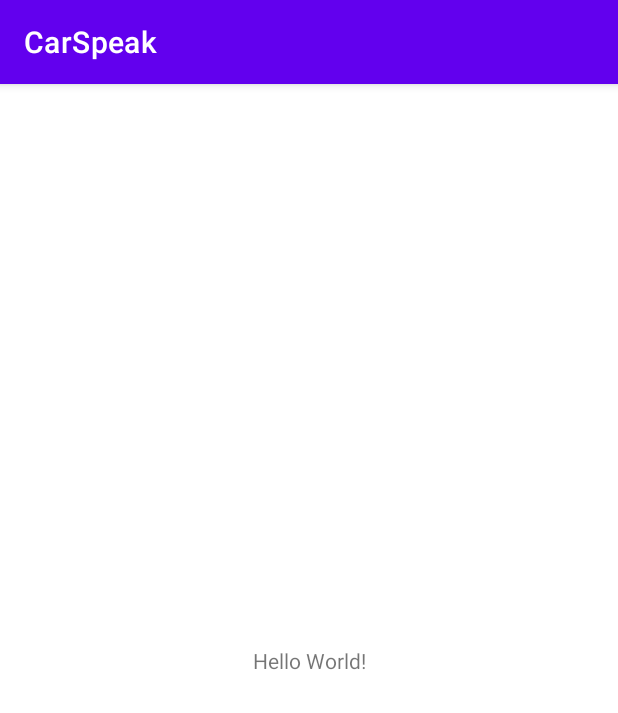
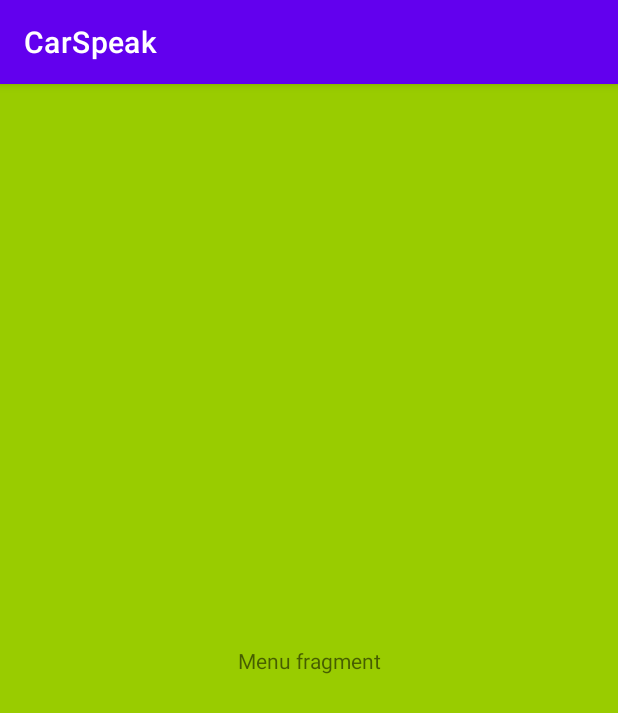
Before and after one commit to NouIsaiGP/CarSpeak, an Android app: the screen it shows after launch (MainActivity), on a phone screen of 412 x 824 dp. Shown: the top 713 px of the screen. Run offline under Robolectric (Android 15) with nearby library versions, the phone set to English and light mode, and no system bars.

Commit message:
view Page con fragments agregado

```diff
--- a/app/build.gradle
+++ b/app/build.gradle
@@ -37,6 +37,7 @@ dependencies {
     implementation 'androidx.appcompat:appcompat:1.4.1'
     implementation 'com.google.android.material:material:1.5.0'
     implementation 'androidx.constraintlayout:constraintlayout:2.1.3'
+    implementation 'androidx.legacy:legacy-support-v4:1.0.0'
     testImplementation 'junit:junit:4.13.2'
     androidTestImplementation 'androidx.test.ext:junit:1.1.3'
     androidTestImplementation 'androidx.test.espresso:espresso-core:3.4.0'
--- /dev/null
+++ b/app/src/main/java/com/example/carspeak/BotonesFragment.kt
@@ -0,0 +1,59 @@
+package com.example.carspeak
+
+import android.os.Bundle
+import androidx.fragment.app.Fragment
+import android.view.LayoutInflater
+import android.view.View
+import android.view.ViewGroup
+
+// TODO: Rename parameter arguments, choose names that match
+// the fragment initialization parameters, e.g. ARG_ITEM_NUMBER
+private const val ARG_PARAM1 = "param1"
+private const val ARG_PARAM2 = "param2"
+
+/**
+ * A simple [Fragment] subclass.
+ * Use the [BotonesFragment.newInstance] factory method to
+ * create an instance of this fragment.
+ */
+class BotonesFragment : Fragment() {
+    // TODO: Rename and change types of parameters
+    private var param1: String? = null
+    private var param2: String? = null
+
+    override fun onCreate(savedInstanceState: Bundle?) {
+        super.onCreate(savedInstanceState)
+        arguments?.let {
+            param1 = it.getString(ARG_PARAM1)
+            param2 = it.getString(ARG_PARAM2)
+        }
+    }
+
+    override fun onCreateView(
+        inflater: LayoutInflater, container: ViewGroup?,
+        savedInstanceState: Bundle?
+    ): View? {
+        // Inflate the layout for this fragment
+        return inflater.inflate(R.layout.fragment_botones, container, false)
+    }
+
+    companion object {
+        /**
+         * Use this factory method to create a new instance of
+         * this fragment using the provided parameters.
+         *
+         * @param param1 Parameter 1.
+         * @param param2 Parameter 2.
+         * @return A new instance of fragment BotonesFragment.
+         */
+        // TODO: Rename and change types and number of parameters
+        @JvmStatic
+        fun newInstance(param1: String, param2: String) =
+            BotonesFragment().apply {
+                arguments = Bundle().apply {
+                    putString(ARG_PARAM1, param1)
+                    putString(ARG_PARAM2, param2)
+                }
+            }
+    }
+}
--- a/app/src/main/java/com/example/carspeak/MainActivity.kt
+++ b/app/src/main/java/com/example/carspeak/MainActivity.kt
@@ -2,10 +2,27 @@ package com.example.carspeak
 
 import androidx.appcompat.app.AppCompatActivity
 import android.os.Bundle
+import androidx.fragment.app.Fragment
+import androidx.viewpager.widget.ViewPager
+import androidx.viewpager2.widget.ViewPager2
+import com.example.carspeak.util.ViewPagerAdapter
 
 class MainActivity : AppCompatActivity() {
+
+
     override fun onCreate(savedInstanceState: Bundle?) {
         super.onCreate(savedInstanceState)
         setContentView(R.layout.activity_main)
+
+        val viewPager: ViewPager2 = findViewById(R.id.viewPager)
+
+        val fragments: ArrayList<Fragment> = arrayListOf(
+            PrincipalFragment(),
+            BotonesFragment()
+        )
+
+        val adapter = ViewPagerAdapter(fragments,this)
+        viewPager.adapter = adapter
     }
+
 }
--- /dev/null
+++ b/app/src/main/java/com/example/carspeak/PrincipalFragment.kt
@@ -0,0 +1,59 @@
+package com.example.carspeak
+
+import android.os.Bundle
+import androidx.fragment.app.Fragment
+import android.view.LayoutInflater
+import android.view.View
+import android.view.ViewGroup
+
+// TODO: Rename parameter arguments, choose names that match
+// the fragment initialization parameters, e.g. ARG_ITEM_NUMBER
+private const val ARG_PARAM1 = "param1"
+private const val ARG_PARAM2 = "param2"
+
+/**
+ * A simple [Fragment] subclass.
+ * Use the [PrincipalFragment.newInstance] factory method to
+ * create an instance of this fragment.
+ */
+class PrincipalFragment : Fragment() {
+    // TODO: Rename and change types of parameters
+    private var param1: String? = null
+    private var param2: String? = null
+
+    override fun onCreate(savedInstanceState: Bundle?) {
+        super.onCreate(savedInstanceState)
+        arguments?.let {
+            param1 = it.getString(ARG_PARAM1)
+            param2 = it.getString(ARG_PARAM2)
+        }
+    }
+
+    override fun onCreateView(
+        inflater: LayoutInflater, container: ViewGroup?,
+        savedInstanceState: Bundle?
+    ): View? {
+        // Inflate the layout for this fragment
+        return inflater.inflate(R.layout.fragment_principal, container, false)
+    }
+
+    companion object {
+        /**
+         * Use this factory method to create a new instance of
+         * this fragment using the provided parameters.
+         *
+         * @param param1 Parameter 1.
+         * @param param2 Parameter 2.
+         * @return A new instance of fragment PrincipalFragment.
+         */
+        // TODO: Rename and change types and number of parameters
+        @JvmStatic
+        fun newInstance(param1: String, param2: String) =
+            PrincipalFragment().apply {
+                arguments = Bundle().apply {
+                    putString(ARG_PARAM1, param1)
+                    putString(ARG_PARAM2, param2)
+                }
+            }
+    }
+}
--- /dev/null
+++ b/app/src/main/java/com/example/carspeak/util/ViewPagerAdapter.kt
@@ -0,0 +1,17 @@
+package com.example.carspeak.util
+
+import androidx.appcompat.app.AppCompatActivity
+import androidx.fragment.app.Fragment
+import androidx.viewpager2.adapter.FragmentStateAdapter
+
+class ViewPagerAdapter(val items: ArrayList<Fragment>, activity: AppCompatActivity): FragmentStateAdapter(activity) {
+
+    override fun getItemCount(): Int {
+        return items.size
+    }
+
+    override fun createFragment(position: Int): Fragment {
+        return items[position]
+    }
+
+}
--- a/app/src/main/res/layout/activity_main.xml
+++ b/app/src/main/res/layout/activity_main.xml
@@ -1,18 +1,15 @@
 <?xml version="1.0" encoding="utf-8"?>
-<androidx.constraintlayout.widget.ConstraintLayout xmlns:android="http://schemas.android.com/apk/res/android"
+<LinearLayout xmlns:android="http://schemas.android.com/apk/res/android"
     xmlns:app="http://schemas.android.com/apk/res-auto"
     xmlns:tools="http://schemas.android.com/tools"
     android:layout_width="match_parent"
     android:layout_height="match_parent"
     tools:context=".MainActivity">
 
-    <TextView
-        android:layout_width="wrap_content"
-        android:layout_height="wrap_content"
-        android:text="Hello World!"
-        app:layout_constraintBottom_toBottomOf="parent"
-        app:layout_constraintLeft_toLeftOf="parent"
-        app:layout_constraintRight_toRightOf="parent"
-        app:layout_constraintTop_toTopOf="parent" />
 
-</androidx.constraintlayout.widget.ConstraintLayout>
+    <androidx.viewpager2.widget.ViewPager2
+        android:id="@+id/viewPager"
+        android:layout_width="match_parent"
+        android:layout_height="match_parent" />
+
+</LinearLayout>
--- /dev/null
+++ b/app/src/main/res/layout/fragment_principal.xml
@@ -0,0 +1,22 @@
+<?xml version="1.0" encoding="utf-8"?>
+<androidx.constraintlayout.widget.ConstraintLayout xmlns:android="http://schemas.android.com/apk/res/android"
+    xmlns:app="http://schemas.android.com/apk/res-auto"
+    xmlns:tools="http://schemas.android.com/tools"
+    android:layout_width="match_parent"
+    android:layout_height="match_parent"
+    android:layout_gravity="center"
+    android:background="@android:color/holo_green_light"
+    tools:context=".PrincipalFragment">
+
+    <!-- TODO: Update blank fragment layout -->
+    <TextView
+        android:layout_width="wrap_content"
+        android:layout_height="wrap_content"
+        android:layout_gravity="center"
+        android:text="Menu fragment"
+        app:layout_constraintBottom_toBottomOf="parent"
+        app:layout_constraintEnd_toEndOf="parent"
+        app:layout_constraintStart_toStartOf="parent"
+        app:layout_constraintTop_toTopOf="parent" />
+
+</androidx.constraintlayout.widget.ConstraintLayout>
--- a/app/src/main/res/values/strings.xml
+++ b/app/src/main/res/values/strings.xml
@@ -1,3 +1,5 @@
 <resources>
     <string name="app_name">CarSpeak</string>
+    <!-- TODO: Remove or change this placeholder text -->
+    <string name="hello_blank_fragment">Hello blank fragment</string>
 </resources>
```
Also changed, not shown: app/src/main/res/layout/fragment_botones.xml (added, +22 -0 lines).
